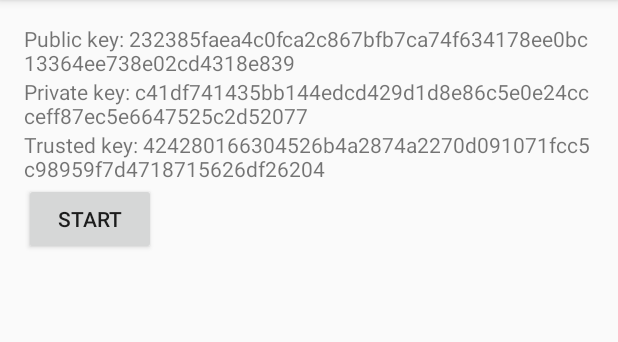
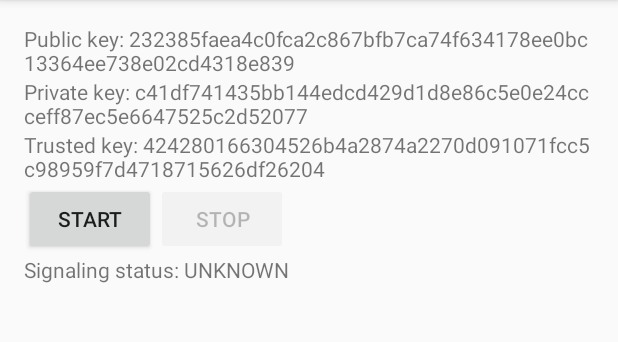
Before and after one commit to saltyrtc/saltyrtc-demo, an Android app: the screen it shows after launch (MainActivity), on a phone screen of 412 x 824 dp, the part 84-426 px from its top. Run offline under Robolectric (Android 15) with nearby library versions, the phone set to English and light mode, and no system bars; libraries missing offline, so code that uses them is left out: org.saltyrtc.client, org.saltyrtc.tasks.

Commit message:
Show signaling state

```diff
--- a/android/app/src/main/java/org/saltyrtc/demo/app/MainActivity.java
+++ b/android/app/src/main/java/org/saltyrtc/demo/app/MainActivity.java
@@ -5,16 +5,23 @@ import android.app.Activity;
 import android.os.Bundle;
 import android.util.Log;
 import android.view.View;
+import android.widget.Button;
 import android.widget.TextView;
 
 import org.saltyrtc.client.SaltyRTC;
 import org.saltyrtc.client.SaltyRTCBuilder;
+import org.saltyrtc.client.events.CloseEvent;
+import org.saltyrtc.client.events.EventHandler;
+import org.saltyrtc.client.events.HandoverEvent;
+import org.saltyrtc.client.events.SignalingConnectionLostEvent;
+import org.saltyrtc.client.events.SignalingStateChangedEvent;
 import org.saltyrtc.client.exceptions.ConnectionException;
 import org.saltyrtc.client.exceptions.InvalidKeyException;
 import org.saltyrtc.client.helpers.HexHelper;
 import org.saltyrtc.client.keystore.KeyStore;
 import org.saltyrtc.client.tasks.Task;
 import org.saltyrtc.tasks.webrtc.WebRTCTask;
+import org.w3c.dom.Text;
 
 import java.security.NoSuchAlgorithmException;
 
@@ -27,6 +34,10 @@ public class MainActivity extends Activity {
 	private SaltyRTC client;
 	private WebRTCTask task;
 
+	private Button startButton;
+	private Button stopButton;
+	private TextView signalingState;
+
 	@SuppressLint("SetTextI18n")
 	@Override
 	protected void onCreate(Bundle savedInstanceState) {
@@ -36,6 +47,10 @@ public class MainActivity extends Activity {
 		((TextView)findViewById(R.id.public_key)).setText("Public key: " + Config.PUBLIC_KEY);
 		((TextView)findViewById(R.id.private_key)).setText("Private key: " + Config.PRIVATE_KEY);
 		((TextView)findViewById(R.id.trusted_key)).setText("Trusted key: " + Config.TRUSTED_KEY);
+
+		this.startButton = (Button) findViewById(R.id.button_start);
+		this.stopButton = (Button) findViewById(R.id.button_stop);
+		this.signalingState = (TextView) findViewById(R.id.state);
 	}
 
 	private SSLContext getSslContext() throws NoSuchAlgorithmException {
@@ -54,18 +69,97 @@ public class MainActivity extends Activity {
 				.withTrustedPeerKey(trustedKey)
 				.usingTasks(new Task[] { this.task })
 				.asResponder();
+
+		// On signaling
+		this.client.events.signalingStateChanged.register(this.onSignalingStateChanged);
+		this.client.events.handover.register(this.onHandover);
+		this.client.events.close.register(this.onClose);
+		this.client.events.signalingConnectionLost.register(this.onSignalingConnectionLost);
 	}
 
 	/**
+	 * On signaling state change.
+	 */
+	private EventHandler<SignalingStateChangedEvent> onSignalingStateChanged = new EventHandler<SignalingStateChangedEvent>() {
+		@Override
+		public boolean handle(final SignalingStateChangedEvent event) {
+			runOnUiThread(new Runnable() {
+				@Override
+				public void run() {
+					MainActivity.this.signalingState.setText(event.getState().name());
+				}
+			});
+			return false;
+		}
+	};
+
+	/**
+	 * On handover.
+	 */
+	private EventHandler<HandoverEvent> onHandover = new EventHandler<HandoverEvent>() {
+		@Override
+		public boolean handle(final HandoverEvent event) {
+			return false;
+		}
+	};
+
+	/**
+	 * On close.
+	 */
+	private EventHandler<CloseEvent> onClose = new EventHandler<CloseEvent>() {
+		@Override
+		public boolean handle(final CloseEvent event) {
+			runOnUiThread(new Runnable() {
+				@Override
+				public void run() {
+					MainActivity.this.stop(null);
+				}
+			});
+			return false;
+		}
+	};
+
+	/**
+	 * On signaling connection lost.
+	 */
+	private EventHandler<SignalingConnectionLostEvent> onSignalingConnectionLost = new EventHandler<SignalingConnectionLostEvent>() {
+		@Override
+		public boolean handle(final SignalingConnectionLostEvent event) {
+			return false;
+		}
+	};
+
+	/**
 	 * Start SaltyRTC client.
+	 *
+	 * Must be run on UI thread.
 	 */
 	public void start(View view) {
 		Log.d(LOG_TAG, "Starting SaltyRTC client...");
 		try {
 			this.init();
 			this.client.connect();
+			this.startButton.setEnabled(false);
+			this.stopButton.setEnabled(true);
 		} catch (NoSuchAlgorithmException | InvalidKeyException | ConnectionException e) {
 			e.printStackTrace();
 		}
 	}
+
+	/**
+	 * Stop SaltyRTC client.
+	 *
+	 * Must be run on UI thread.
+	 */
+	public void stop(View view) {
+		Log.d(LOG_TAG, "Stoppping SaltyRTC client...");
+		this.client.disconnect();
+		this.client.events.signalingStateChanged.clear();
+		this.client.events.handover.clear();
+		this.client.events.signalingConnectionLost.clear();
+		this.client.events.close.clear();
+		this.client = null;
+		this.startButton.setEnabled(true);
+		this.stopButton.setEnabled(false);
+	}
 }
--- a/android/app/src/main/res/layout/activity_main.xml
+++ b/android/app/src/main/res/layout/activity_main.xml
@@ -1,5 +1,5 @@
 <?xml version="1.0" encoding="utf-8"?>
-<LinearLayout
+<RelativeLayout
     xmlns:android="http://schemas.android.com/apk/res/android"
     xmlns:tools="http://schemas.android.com/tools"
     android:id="@+id/activity_main"
@@ -9,7 +9,6 @@
     android:paddingLeft="@dimen/activity_horizontal_margin"
     android:paddingRight="@dimen/activity_horizontal_margin"
     android:paddingTop="@dimen/activity_vertical_margin"
-    android:orientation="vertical"
     tools:context="org.saltyrtc.demo.app.MainActivity">
 
     <TextView
@@ -22,18 +21,49 @@
         android:id="@+id/private_key"
         android:layout_width="wrap_content"
         android:layout_height="wrap_content"
+        android:layout_below="@id/public_key"
         android:text="@string/loading"/>
 
     <TextView
         android:id="@+id/trusted_key"
         android:layout_width="wrap_content"
         android:layout_height="wrap_content"
+        android:layout_below="@id/private_key"
         android:text="@string/loading"/>
 
     <Button
+        android:id="@+id/button_start"
         android:layout_width="wrap_content"
         android:layout_height="wrap_content"
+        android:layout_below="@id/trusted_key"
         android:onClick="start"
         android:text="@string/button_start"/>
 
-</LinearLayout>
+    <Button
+        android:id="@+id/button_stop"
+        android:layout_width="wrap_content"
+        android:layout_height="wrap_content"
+        android:layout_below="@id/trusted_key"
+        android:layout_toEndOf="@id/button_start"
+        android:onClick="stop"
+        android:text="@string/button_stop"
+        android:enabled="false"/>
+
+    <TextView
+        android:id="@+id/state_prefix"
+        android:layout_width="wrap_content"
+        android:layout_height="wrap_content"
+        android:layout_below="@id/button_start"
+        android:text="Signaling status: "
+        tools:ignore="HardcodedText"/>
+
+    <TextView
+        android:id="@+id/state"
+        android:layout_width="wrap_content"
+        android:layout_height="wrap_content"
+        android:layout_below="@id/button_start"
+        android:layout_toEndOf="@id/state_prefix"
+        android:text="UNKNOWN"
+        tools:ignore="HardcodedText"/>
+
+</RelativeLayout>
--- a/android/app/src/main/res/values/strings.xml
+++ b/android/app/src/main/res/values/strings.xml
@@ -2,4 +2,5 @@
     <string name="app_name">SaltyRTC Demo</string>
     <string name="loading">Loading...</string>
     <string name="button_start">Start</string>
+    <string name="button_stop">Stop</string>
 </resources>
```
Also changed, not shown: 1 other file.
